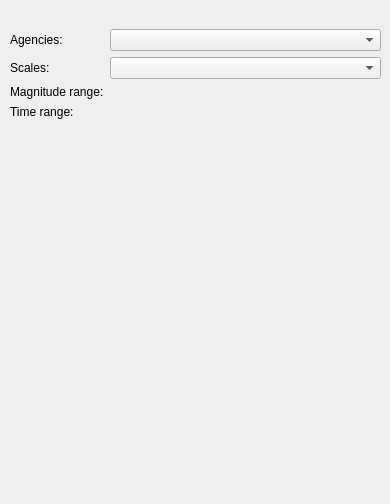
The window that eqcatalogue/eqcatalogue_qgis/catalogue_events.ui (pslh/oq-qgis) describes before a commit, drawn with Qt 5.
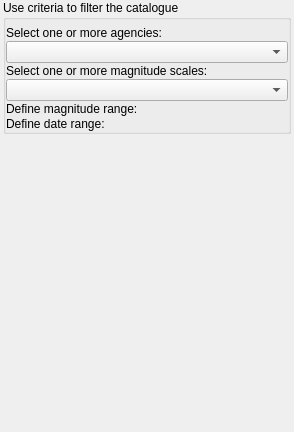
The same window after the commit. Icons and pictures are not drawn.

Commit message: small progress after qtdesigner and qt layout madness

```diff
--- a/eqcatalogue/eqcatalogue_qgis/catalogue_events.ui
+++ b/eqcatalogue/eqcatalogue_qgis/catalogue_events.ui
@@ -1,84 +1,134 @@
 <?xml version="1.0" encoding="UTF-8"?>
 <ui version="4.0">
  <class>CatalogueEvents</class>
- <widget class="QWidget" name="CatalogueEvents">
+ <widget class="QDockWidget" name="CatalogueEvents">
   <property name="geometry">
    <rect>
     <x>0</x>
     <y>0</y>
-    <width>390</width>
-    <height>504</height>
+    <width>294</width>
+    <height>432</height>
    </rect>
   </property>
   <property name="windowTitle">
    <string>Catalogue Events</string>
   </property>
-  <widget class="QWidget" name="formLayoutWidget">
-   <property name="geometry">
-    <rect>
-     <x>10</x>
-     <y>29</y>
-     <width>371</width>
-     <height>441</height>
-    </rect>
-   </property>
-   <layout class="QFormLayout" name="eventsLayout">
-    <property name="fieldGrowthPolicy">
-     <enum>QFormLayout::AllNonFixedFieldsGrow</enum>
+  <widget class="QWidget" name="dockWidgetContents">
+   <layout class="QGridLayout" name="gridLayout">
+    <property name="leftMargin">
+     <number>3</number>
+    </property>
+    <property name="topMargin">
+     <number>0</number>
+    </property>
+    <property name="rightMargin">
+     <number>3</number>
+    </property>
+    <property name="bottomMargin">
+     <number>3</number>
     </property>
     <item row="0" column="0">
-     <widget class="QLabel" name="label">
-      <property name="text">
-       <string>Agencies: </string>
+     <widget class="QGroupBox" name="grpQuestion">
+      <property name="title">
+       <string>Use criteria to filter the catalogue</string>
       </property>
+      <layout class="QGridLayout" name="gridLayout_3">
+       <property name="leftMargin">
+        <number>0</number>
+       </property>
+       <property name="topMargin">
+        <number>6</number>
+       </property>
+       <property name="rightMargin">
+        <number>0</number>
+       </property>
+       <property name="bottomMargin">
+        <number>0</number>
+       </property>
+       <property name="verticalSpacing">
+        <number>1</number>
+       </property>
+       <item row="2" column="0" colspan="2">
+        <widget class="QComboBox" name="cboHazard">
+         <property name="insertPolicy">
+          <enum>QComboBox::InsertAlphabetically</enum>
+         </property>
+        </widget>
+       </item>
+       <item row="6" column="0">
+        <widget class="QLabel" name="label_8">
+         <property name="text">
+          <string>Define magnitude range:</string>
+         </property>
+         <property name="margin">
+          <number>10</number>
+         </property>
+        </widget>
+       </item>
+       <item row="9" column="0" colspan="2">
+        <layout class="QVBoxLayout" name="dateLayout"/>
+       </item>
+       <item row="5" column="0" colspan="2">
+        <widget class="QComboBox" name="cboExposure">
+         <property name="insertPolicy">
+          <enum>QComboBox::InsertAlphabetically</enum>
+         </property>
+        </widget>
+       </item>
+       <item row="1" column="0">
+        <widget class="QLabel" name="label">
+         <property name="text">
+          <string>Select one or more agencies:</string>
+         </property>
+         <property name="margin">
+          <number>10</number>
+         </property>
+        </widget>
+       </item>
+       <item row="7" column="0" colspan="2">
+        <layout class="QVBoxLayout" name="magLayout"/>
+       </item>
+       <item row="3" column="0">
+        <widget class="QLabel" name="label_7">
+         <property name="text">
+          <string>Select one or more magnitude scales:</string>
+         </property>
+         <property name="margin">
+          <number>10</number>
+         </property>
+         <property name="buddy">
+          <cstring>cboExposure</cstring>
+         </property>
+        </widget>
+       </item>
+       <item row="8" column="0">
+        <widget class="QLabel" name="label_2">
+         <property name="text">
+          <string>Define date range:</string>
+         </property>
+         <property name="margin">
+          <number>10</number>
+         </property>
+        </widget>
+       </item>
+      </layout>
      </widget>
     </item>
-    <item row="0" column="1">
-     <widget class="QComboBox" name="comboBox_2">
-      <property name="sizePolicy">
-       <sizepolicy hsizetype="Preferred" vsizetype="Fixed">
-        <horstretch>0</horstretch>
-        <verstretch>0</verstretch>
-       </sizepolicy>
-      </property>
-     </widget>
+    <item row="4" column="0">
+     <layout class="QHBoxLayout" name="horizontalLayout"/>
     </item>
-    <item row="1" column="0">
-     <widget class="QLabel" name="label_2">
-      <property name="text">
-       <string>Scales:</string>
+    <item row="5" column="0">
+     <spacer name="verticalSpacer">
+      <property name="orientation">
+       <enum>Qt::Vertical</enum>
       </property>
-     </widget>
-    </item>
-    <item row="1" column="1">
-     <widget class="QComboBox" name="comboBox">
-      <property name="sizePolicy">
-       <sizepolicy hsizetype="Minimum" vsizetype="Fixed">
-        <horstretch>0</horstretch>
-        <verstretch>0</verstretch>
-       </sizepolicy>
+      <property name="sizeHint" stdset="0">
+       <size>
+        <width>20</width>
+        <height>40</height>
+       </size>
       </property>
-     </widget>
-    </item>
-    <item row="2" column="0">
-     <widget class="QLabel" name="label_3">
-      <property name="text">
-       <string>Magnitude range:</string>
-      </property>
-     </widget>
-    </item>
-    <item row="2" column="1">
-     <layout class="QVBoxLayout" name="magLayout"/>
-    </item>
-    <item row="3" column="1">
-     <layout class="QVBoxLayout" name="timeLayout"/>
-    </item>
-    <item row="3" column="0">
-     <widget class="QLabel" name="label_4">
-      <property name="text">
-       <string>Time range:</string>
-      </property>
-     </widget>
+     </spacer>
     </item>
    </layout>
   </widget>
```
Left out of the diff: 14 changed lines with no effect on the pictures. The commit also changes 2 other files.
